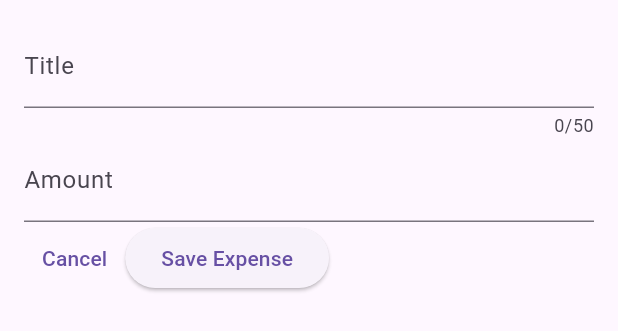
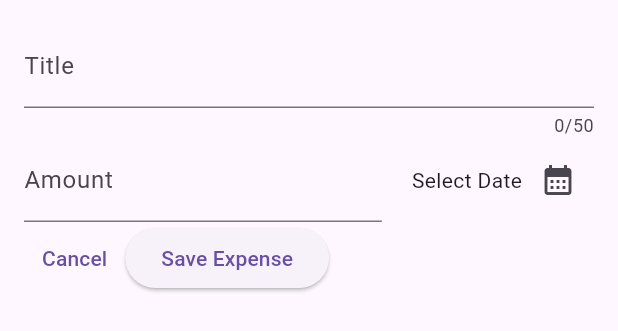
Before and after one commit to ashikahmedfahim/Flutter-Expense-Tracker, a Flutter app: the NewExpense widget shown alone on an empty page, opened directly, on a phone screen of 412 x 824 dp. Shown: the top 331 px of the screen. Run offline on Flutter 3.47's test engine with Material 2 defaults, Android fonts, the phone set to English and light mode, and no system bars.

Commit message:
new expense added

```diff
--- a/lib/widget/new_expense.dart
+++ b/lib/widget/new_expense.dart
@@ -10,6 +10,18 @@ class NewExpense extends StatefulWidget {
 class _NewExpenseState extends State<NewExpense> {
   final _titleController = TextEditingController();
   final _amountController = TextEditingController();
+
+  void _handleShowDatePicker() {
+    final now = DateTime.now();
+    final firstDate = DateTime(now.year - 1, now.month, now.day);
+
+    showDatePicker(
+      context: context,
+      initialDate: now,
+      firstDate: firstDate,
+      lastDate: now,
+    );
+  }
 
   @override
   void dispose() {
@@ -31,13 +43,30 @@ class _NewExpenseState extends State<NewExpense> {
               label: Text('Title'),
             ),
           ),
-          TextField(
+          Row(
+            children: [
+              Expanded(
+                child: TextField(
                   controller: _amountController,
                   keyboardType: TextInputType.number,
                   decoration: const InputDecoration(
                     prefix: Text('\$'),
                     label: Text('Amount'),
                   ),
+                ),
+              ),
+              const SizedBox(width: 20),
+              Row(
+                mainAxisAlignment: MainAxisAlignment.spaceBetween,
+                children: [
+                  const Text('Select Date'),
+                  IconButton(
+                    onPressed: _handleShowDatePicker,
+                    icon: const Icon(Icons.calendar_month),
+                  ),
+                ],
+              )
+            ],
           ),
           Row(
             children: [
```
Lines whose indentation alone changed are shown as unchanged.
